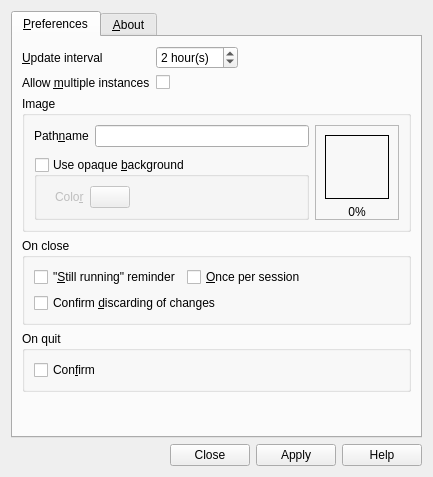
The window that qt/application/forms/controlpaneldialog.ui (damentz/moonphase) describes before a commit, drawn with Qt 5.
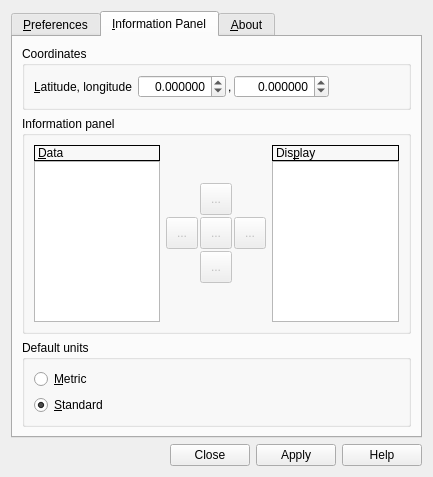
The same window after the commit. The open tabs and pages were chosen to show the change. Icons and pictures are not drawn. Custom widgets are drawn as their Qt base class.

Commit message: Added information panel tab and related resources to control panel.

```diff
--- a/qt/application/forms/controlpaneldialog.ui
+++ b/qt/application/forms/controlpaneldialog.ui
@@ -392,6 +392,339 @@
        </item>
       </layout>
      </widget>
+     <widget class="QWidget" name="m_pInformationPanelTab">
+      <attribute name="icon">
+       <iconset resource="../resources/moonphaseqt.qrc">
+        <normaloff>:/WidgetIcons/MoonDataIcon</normaloff>:/WidgetIcons/MoonDataIcon</iconset>
+      </attribute>
+      <attribute name="title">
+       <string>&amp;Information Panel</string>
+      </attribute>
+      <layout class="QVBoxLayout" name="verticalLayout_5">
+       <item>
+        <widget class="QGroupBox" name="m_pCoordinatesGroupBox">
+         <property name="title">
+          <string>Coordinates</string>
+         </property>
+         <layout class="QFormLayout" name="formLayout">
+          <item row="0" column="0">
+           <widget class="QLabel" name="m_pLatitudeLabel">
+            <property name="text">
+             <string>&amp;Latitude, longitude</string>
+            </property>
+            <property name="buddy">
+             <cstring>m_pLatitudeSpinBox</cstring>
+            </property>
+           </widget>
+          </item>
+          <item row="0" column="1">
+           <layout class="QHBoxLayout" name="m_pLatitudeLongitudeHLayout">
+            <property name="spacing">
+             <number>2</number>
+            </property>
+            <item>
+             <widget class="QDoubleSpinBox" name="m_pLatitudeSpinBox">
+              <property name="sizePolicy">
+               <sizepolicy hsizetype="Fixed" vsizetype="Fixed">
+                <horstretch>0</horstretch>
+                <verstretch>0</verstretch>
+               </sizepolicy>
+              </property>
+              <property name="alignment">
+               <set>Qt::AlignRight|Qt::AlignTrailing|Qt::AlignVCenter</set>
+              </property>
+              <property name="decimals">
+               <number>6</number>
+              </property>
+              <property name="minimum">
+               <double>-90.000000000000000</double>
+              </property>
+              <property name="maximum">
+               <double>90.000000000000000</double>
+              </property>
+             </widget>
+            </item>
+            <item>
+             <widget class="QLabel" name="m_pCommaLabel">
+              <property name="text">
+               <string>,</string>
+              </property>
+             </widget>
+            </item>
+            <item>
+             <widget class="QDoubleSpinBox" name="m_pLongitudeSpinBox">
+              <property name="sizePolicy">
+               <sizepolicy hsizetype="Fixed" vsizetype="Fixed">
+                <horstretch>0</horstretch>
+                <verstretch>0</verstretch>
+               </sizepolicy>
+              </property>
+              <property name="alignment">
+               <set>Qt::AlignRight|Qt::AlignTrailing|Qt::AlignVCenter</set>
+              </property>
+              <property name="decimals">
+               <number>6</number>
+              </property>
+              <property name="minimum">
+               <double>-180.000000000000000</double>
+              </property>
+              <property name="maximum">
+               <double>180.000000000000000</double>
+              </property>
+              <property name="singleStep">
+               <double>1.000000000000000</double>
+              </property>
+             </widget>
+            </item>
+            <item>
+             <spacer name="m_pLatLongHSpacer">
+              <property name="orientation">
+               <enum>Qt::Horizontal</enum>
+              </property>
+              <property name="sizeHint" stdset="0">
+               <size>
+                <width>32768</width>
+                <height>1</height>
+               </size>
+              </property>
+             </spacer>
+            </item>
+           </layout>
+          </item>
+         </layout>
+        </widget>
+       </item>
+       <item>
+        <widget class="QGroupBox" name="m_pInfoPanelGroupBox">
+         <property name="title">
+          <string>Information panel</string>
+         </property>
+         <layout class="QHBoxLayout" name="horizontalLayout_4">
+          <item>
+           <layout class="QVBoxLayout" name="m_pDataVLayout">
+            <property name="spacing">
+             <number>0</number>
+            </property>
+            <item>
+             <widget class="QLabel" name="m_pDataLabelText">
+              <property name="frameShape">
+               <enum>QFrame::Box</enum>
+              </property>
+              <property name="text">
+               <string>&amp;Data</string>
+              </property>
+              <property name="textInteractionFlags">
+               <set>Qt::NoTextInteraction</set>
+              </property>
+              <property name="buddy">
+               <cstring>m_pDataListWidget</cstring>
+              </property>
+             </widget>
+            </item>
+            <item>
+             <widget class="QListWidget" name="m_pDataListWidget">
+              <property name="selectionMode">
+               <enum>QAbstractItemView::ExtendedSelection</enum>
+              </property>
+             </widget>
+            </item>
+           </layout>
+          </item>
+          <item>
+           <layout class="QVBoxLayout" name="m_pControlsVLayout">
+            <item>
+             <spacer name="m_pControlsTopVSpacer">
+              <property name="orientation">
+               <enum>Qt::Vertical</enum>
+              </property>
+              <property name="sizeHint" stdset="0">
+               <size>
+                <width>20</width>
+                <height>40</height>
+               </size>
+              </property>
+             </spacer>
+            </item>
+            <item>
+             <layout class="QGridLayout" name="m_ControlsGLayout">
+              <property name="spacing">
+               <number>2</number>
+              </property>
+              <item row="1" column="0">
+               <widget class="QToolButton" name="m_pAddDisplayItemToolButton">
+                <property name="enabled">
+                 <bool>false</bool>
+                </property>
+                <property name="minimumSize">
+                 <size>
+                  <width>32</width>
+                  <height>32</height>
+                 </size>
+                </property>
+                <property name="text">
+                 <string>...</string>
+                </property>
+                <property name="icon">
+                 <iconset resource="../resources/moonphaseqt.qrc">
+                  <normaloff>:/ActionIcons/AddIcon</normaloff>:/ActionIcons/AddIcon</iconset>
+                </property>
+               </widget>
+              </item>
+              <item row="1" column="1">
+               <widget class="QToolButton" name="m_pOptionsDisplayItemToolButton">
+                <property name="enabled">
+                 <bool>false</bool>
+                </property>
+                <property name="minimumSize">
+                 <size>
+                  <width>32</width>
+                  <height>32</height>
+                 </size>
+                </property>
+                <property name="text">
+                 <string>...</string>
+                </property>
+                <property name="icon">
+                 <iconset resource="../resources/moonphaseqt.qrc">
+                  <normaloff>:/ActionIcons/OptionsIcon</normaloff>:/ActionIcons/OptionsIcon</iconset>
+                </property>
+               </widget>
+              </item>
+              <item row="1" column="2">
+               <widget class="QToolButton" name="m_pRemoveDisplayItemToolButton">
+                <property name="enabled">
+                 <bool>false</bool>
+                </property>
+                <property name="minimumSize">
+                 <size>
+                  <width>32</width>
+                  <height>32</height>
+                 </size>
+                </property>
+                <property name="text">
+                 <string>...</string>
+                </property>
+                <property name="icon">
+                 <iconset resource="../resources/moonphaseqt.qrc">
+                  <normaloff>:/ActionIcons/RemoveIcon</normaloff>:/ActionIcons/RemoveIcon</iconset>
+                </property>
+               </widget>
+              </item>
+              <item row="0" column="1">
+               <widget class="QToolButton" name="m_pMoveUpDisplayItemToolButton">
+                <property name="enabled">
+                 <bool>false</bool>
+                </property>
+                <property name="minimumSize">
+                 <size>
+                  <width>32</width>
+                  <height>32</height>
+                 </size>
+                </property>
+                <property name="text">
+                 <string>...</string>
+                </property>
+                <property name="icon">
+                 <iconset resource="../resources/moonphaseqt.qrc">
+                  <normaloff>:/ActionIcons/UpIcon</normaloff>:/ActionIcons/UpIcon</iconset>
+                </property>
+               </widget>
+              </item>
+              <item row="2" column="1">
+               <widget class="QToolButton" name="m_pMoveDownDisplayItemToolButton">
+                <property name="enabled">
+                 <bool>false</bool>
+                </property>
+                <property name="minimumSize">
+                 <size>
+                  <width>32</width>
+                  <height>32</height>
+                 </size>
+                </property>
+                <property name="text">
+                 <string>...</string>
+                </property>
+                <property name="icon">
+                 <iconset resource="../resources/moonphaseqt.qrc">
+                  <normaloff>:/ActionIcons/DownIcon</normaloff>:/ActionIcons/DownIcon</iconset>
+                </property>
+               </widget>
+              </item>
+             </layout>
+            </item>
+            <item>
+             <spacer name="m_pControlsBottomVSpacer">
+              <property name="orientation">
+               <enum>Qt::Vertical</enum>
+              </property>
+              <property name="sizeHint" stdset="0">
+               <size>
+                <width>20</width>
+                <height>40</height>
+               </size>
+              </property>
+             </spacer>
+            </item>
+           </layout>
+          </item>
+          <item>
+           <layout class="QVBoxLayout" name="m_pDisplayVLayout">
+            <property name="spacing">
+             <number>0</number>
+            </property>
+            <item>
+             <widget class="QLabel" name="m_pDisplayLabelText">
+              <property name="frameShape">
+               <enum>QFrame::Box</enum>
+              </property>
+              <property name="text">
+               <string>Dis&amp;play</string>
+              </property>
+              <property name="buddy">
+               <cstring>m_pDisplayListWidget</cstring>
+              </property>
+             </widget>
+            </item>
+            <item>
+             <widget class="QListWidget" name="m_pDisplayListWidget">
+              <property name="selectionMode">
+               <enum>QAbstractItemView::SingleSelection</enum>
+              </property>
+             </widget>
+            </item>
+           </layout>
+          </item>
+         </layout>
+        </widget>
+       </item>
+       <item>
+        <widget class="QGroupBox" name="m_pDefaultUnitsGroupBox">
+         <property name="title">
+          <string>Default units</string>
+         </property>
+         <layout class="QVBoxLayout" name="verticalLayout_11">
+          <item>
+           <widget class="QRadioButton" name="m_pMetricUnitsRadioButton">
+            <property name="text">
+             <string>&amp;Metric</string>
+            </property>
+           </widget>
+          </item>
+          <item>
+           <widget class="QRadioButton" name="m_pImperialUnitsRadioButton">
+            <property name="text">
+             <string>&amp;Standard</string>
+            </property>
+            <property name="checked">
+             <bool>true</bool>
+            </property>
+           </widget>
+          </item>
+         </layout>
+        </widget>
+       </item>
+      </layout>
+     </widget>
      <widget class="QWidget" name="m_pAboutTab">
       <attribute name="icon">
        <iconset resource="../resources/moonphaseqt.qrc">
```
Left out of the diff: 215 changed lines with no effect on the pictures. The commit also changes 7 other files.
